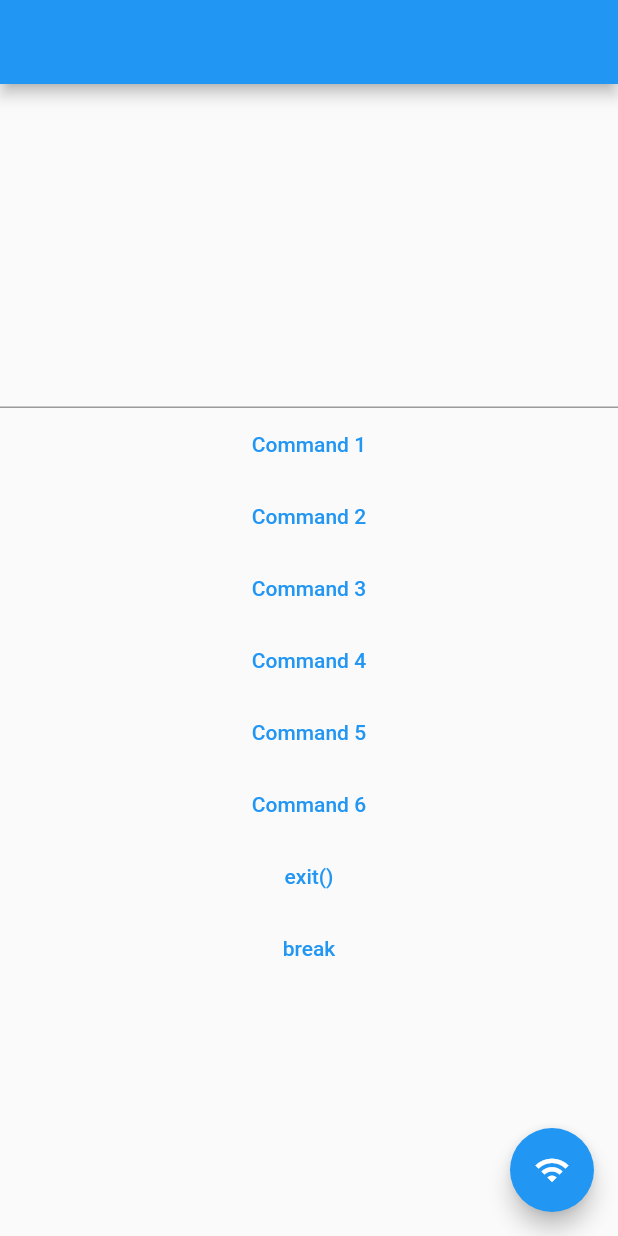
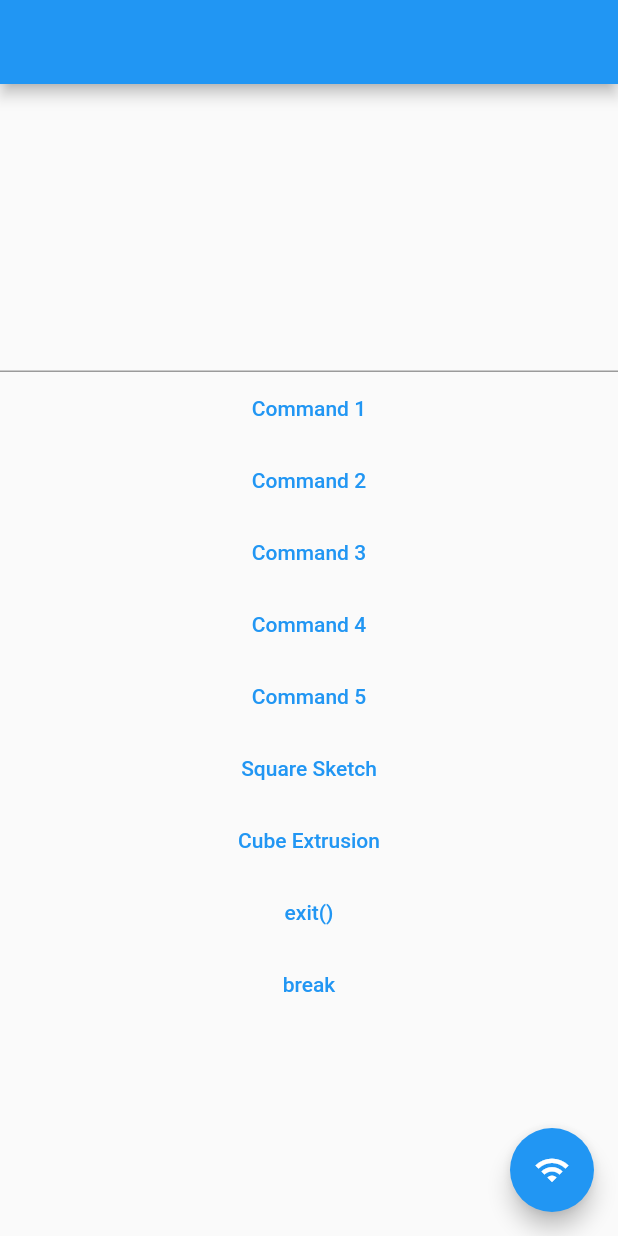
Before and after one commit to akashpamal/SpeechToCADApp, a Flutter app: the screen it shows after launch, on a phone screen of 412 x 824 dp. Run offline on Flutter 3.47's test engine with Material 2 defaults, Android fonts, the phone set to English and light mode, and no system bars.

Commit message:
added create cube button to flutter app

```diff
--- a/speech_to_cad_app/lib/main.dart
+++ b/speech_to_cad_app/lib/main.dart
@@ -86,7 +86,14 @@ class HomePage extends StatelessWidget {
                 communicationManager.sendMessage(
                     "rec1 = sketch.sketchCurves.sketchLines.addTwoPointRectangle(adsk.core.Point3D.create(0, 0, 0), adsk.core.Point3D.create(20, 20, 0))");
               },
-              child: Text("Command 6"),
+              child: Text("Square Sketch"),
+            ),TextButton(
+                onPressed: () {
+                  communicationManager.sendMessage(
+                      " extrude = rootComp.features.extrudeFeatures.addSimple(sketch.profiles[-1], adsk.core.ValueInput.createByReal(20), adsk.fusion.FeatureOperations.NewBodyFeatureOperation)");
+                },
+                child: Text("Cube Extrusion"),
+
             ),
             TextButton(
               onPressed: () {
```
